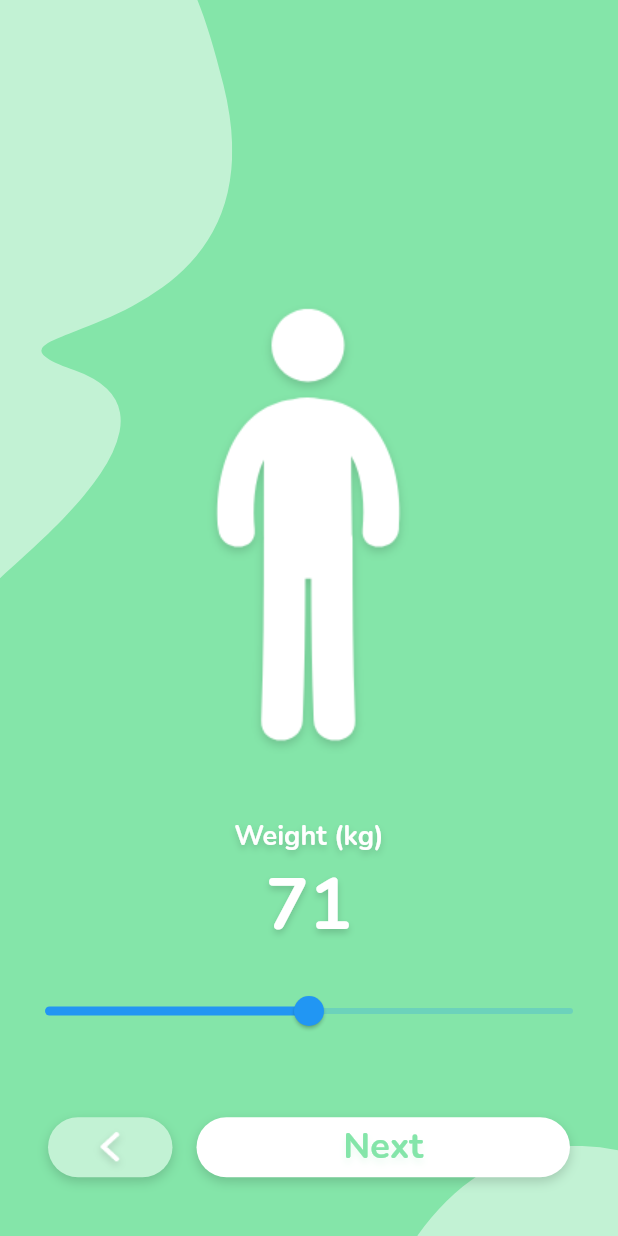
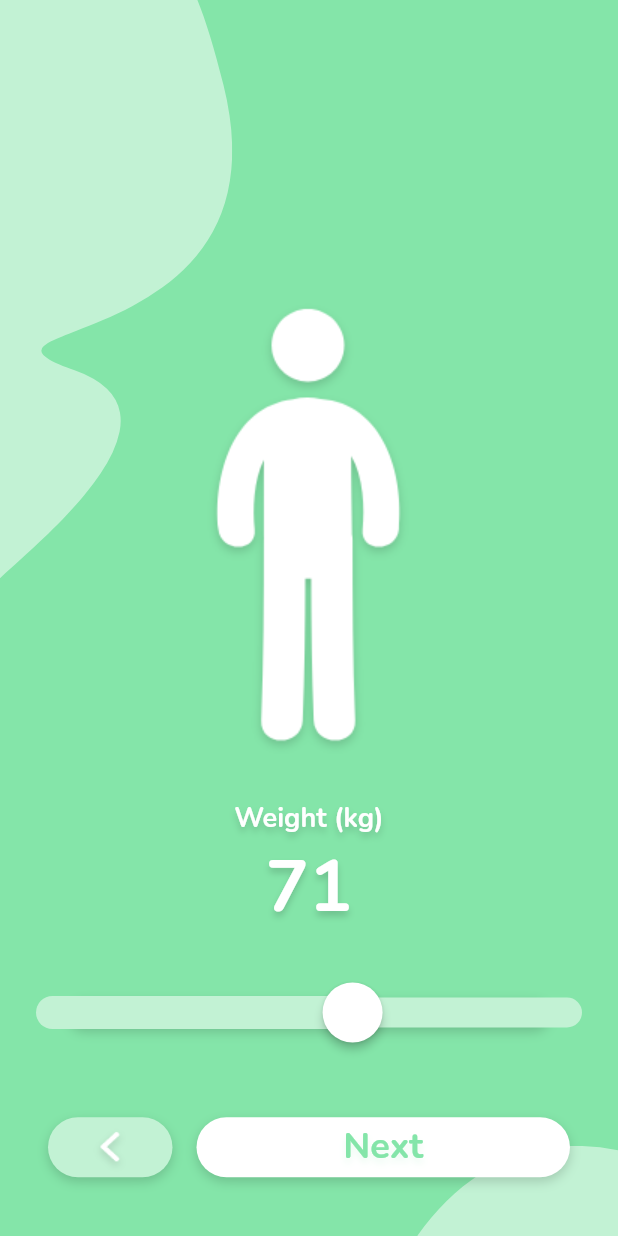
Before and after one commit to wojtekoziol/bmi_calculator, a Flutter app: the screen it shows after launch, swiped to page 2, on a phone screen of 412 x 824 dp. Run offline on Flutter 3.47's test engine with Material 2 defaults, Android fonts, the phone set to English and light mode, and no system bars; our stand-ins replace flutter_svg.

Commit message:
Style custom slider

```diff
--- /dev/null
+++ b/lib/components/custom_slider.dart
@@ -0,0 +1,57 @@
+import 'package:flutter/cupertino.dart';
+import 'package:flutter/material.dart';
+
+class CustomSlider extends StatefulWidget {
+  @override
+  _CustomSliderState createState() => _CustomSliderState();
+}
+
+class _CustomSliderState extends State<CustomSlider> {
+  double _value = 70;
+
+  @override
+  Widget build(BuildContext context) {
+    return Stack(
+      alignment: const Alignment(0, 0),
+      children: [
+        Container(
+          height: 20,
+          width: 320,
+          decoration: BoxDecoration(
+              borderRadius: BorderRadius.circular(10),
+              boxShadow: [
+                BoxShadow(
+                  offset: const Offset(0, 3),
+                  blurRadius: 6,
+                  color: Colors.black.withOpacity(0.16),
+                )
+              ]),
+        ),
+        SliderTheme(
+          data: const SliderThemeData(
+            activeTrackColor: Color(0xFFC2F2D4),
+            inactiveTrackColor: Color(0xFFC2F2D4),
+            trackShape: RoundedRectSliderTrackShape(),
+            trackHeight: 20,
+            thumbColor: Colors.white,
+            thumbShape: RoundSliderThumbShape(
+              enabledThumbRadius: 20,
+              elevation: 2.5,
+            ),
+            overlayColor: Colors.transparent,
+          ),
+          child: Slider(
+            min: 1,
+            max: 120,
+            value: _value,
+            onChanged: (value) {
+              setState(() {
+                _value = value;
+              });
+            },
+          ),
+        ),
+      ],
+    );
+  }
+}
--- a/lib/screens/weight_screen.dart
+++ b/lib/screens/weight_screen.dart
@@ -1,4 +1,5 @@
 import 'package:bmi_calculator/components/animated_button.dart';
+import 'package:bmi_calculator/components/custom_slider.dart';
 import 'package:flutter/material.dart';
 import 'package:flutter_svg/svg.dart';
 import 'package:provider/provider.dart';
@@ -22,7 +23,7 @@ class WeightScreen extends StatelessWidget {
           ),
           Align(
             child: Padding(
-              padding: const EdgeInsets.only(top: 200, bottom: 150),
+              padding: const EdgeInsets.only(top: 200, bottom: 125),
               child: Column(
                 mainAxisAlignment: MainAxisAlignment.spaceBetween,
                 children: [
@@ -63,13 +64,7 @@ class WeightScreen extends StatelessWidget {
                       ),
                     ],
                   ),
-                  ConstrainedBox(
-                    constraints: BoxConstraints.tight(const Size(400, 0)),
-                    child: Slider(
-                      onChanged: (double value) {},
-                      value: 0.5,
-                    ),
-                  ),
+                  CustomSlider(),
                 ],
               ),
             ),
```
